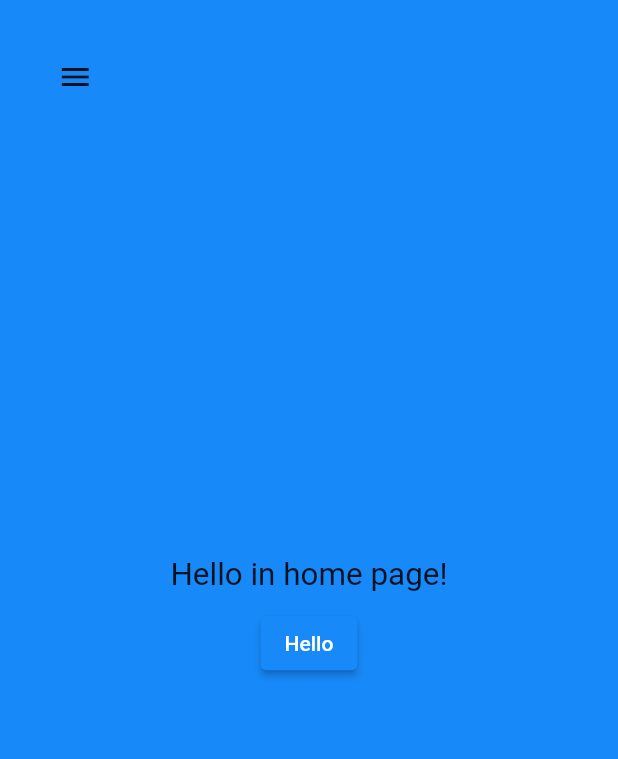
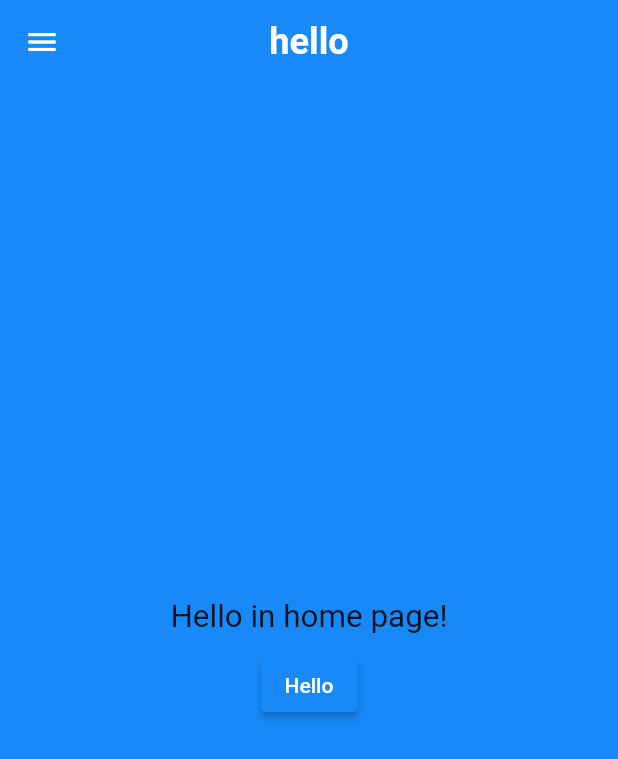
Before and after one commit to adam-podkowinski/easy_language, a Flutter app: the screen it shows after launch, after a tap on "Skip", after a tap on "Done", on a phone screen of 412 x 824 dp. Shown: the top 759 px of the screen. Run offline on Flutter 3.47's test engine with Material 2 defaults, Android fonts, the phone set to English and light mode, and no system bars; our stand-ins replace auto_size_text, bloc, dartz, equatable, flutter_bloc, flutter_screenutil and 5 more.

Commit message:
Home page changes

```diff
--- a/lib/core/presentation/pages/home_page.dart
+++ b/lib/core/presentation/pages/home_page.dart
@@ -7,8 +7,13 @@ class HomePage extends StatelessWidget {
 
   @override
   Widget build(BuildContext context) {
-    return SafeArea(
-      child: Scaffold(
+    return Scaffold(
+      appBar: AppBar(
+        backwardsCompatibility: false,
+        centerTitle: true,
+        elevation: 0,
+        title: const Text('hello'),
+      ),
       drawer: Drawer(
         child: Center(
           child: Text(
@@ -18,17 +23,7 @@ class HomePage extends StatelessWidget {
         ),
       ),
       body: Builder(
-          builder: (context) => Stack(
-            children: [
-              Positioned(
-                top: 25.h,
-                left: 25.w,
-                child: IconButton(
-                  icon: const Icon(Icons.menu),
-                  onPressed: () => Scaffold.of(context).openDrawer(),
-                ),
-              ),
-              Center(
+        builder: (context) => Center(
           child: Column(
             mainAxisSize: MainAxisSize.min,
             children: [
@@ -40,12 +35,10 @@ class HomePage extends StatelessWidget {
                 height: 8.h,
               ),
               ElevatedButton(
-                      onPressed: () => Navigator.of(context)
-                          .pushReplacementNamed('/introduction'),
+                onPressed: () {
+                  Navigator.of(context).pushReplacementNamed('/introduction');
+                },
                 child: const Text('Hello'),
-                    ),
-                  ],
-                ),
               ),
             ],
           ),
--- a/lib/features/login/presentation/pages/introduction_page.dart
+++ b/lib/features/login/presentation/pages/introduction_page.dart
@@ -16,8 +16,7 @@ class IntroductionPage extends StatelessWidget {
 
   @override
   Widget build(BuildContext context) {
-    return SafeArea(
-      child: Scaffold(
+    return Scaffold(
       body: IntroductionScreen(
         pages: _buildPages(context),
         onDone: () {
@@ -38,7 +37,6 @@ class IntroductionPage extends StatelessWidget {
         done: const Text('Done'),
         dotsDecorator: DotsDecorator(
           activeColor: Theme.of(context).primaryColor,
-          ),
         ),
       ),
     );
--- a/lib/features/settings/presentation/manager/settings_bloc.dart
+++ b/lib/features/settings/presentation/manager/settings_bloc.dart
@@ -21,9 +21,7 @@ class SettingsBloc extends Bloc<SettingsEvent, SettingsState> {
       : super(SettingsInitial());
 
   @override
-  Stream<SettingsState> mapEventToState(
-    SettingsEvent event,
-  ) async* {
+  Stream<SettingsState> mapEventToState(SettingsEvent event) async* {
     if (event is GetSettingsEvent) {
       final settings = await getSettings(NoParams());
       yield* settings.fold(
--- a/lib/main.dart
+++ b/lib/main.dart
@@ -17,6 +17,7 @@ Future<void> main() async {
   runApp(EasyLanguage());
 }
 
+// TODO: add loading screen
 class EasyLanguage extends StatelessWidget {
   @override
   Widget build(BuildContext context) {
@@ -31,17 +32,18 @@ class EasyLanguage extends StatelessWidget {
               settingsBloc.add(
                 const GetSettingsEvent(),
               );
-              return const Center(
-                child: CircularProgressIndicator(),
+              return Container(
+                color: Colors.blueAccent,
+                child: const Center(
+                  child: CircularProgressIndicator(color: Colors.white),
+                ),
               );
             } else if (state is SettingsInitialized) {
-              return Builder(
-                builder: (context) => _buildMaterialApp(
-                  context,
-                  state.settings.themeMode,
-                  state.settings.isStartup,
-                  failure: state.failure,
-                ),
+              return _buildMaterialApp(
+                context,
+                state.settings.themeMode,
+                state.settings.isStartup,
+                failure: state.failure,
               );
             }
             return _buildMaterialApp(context, null, true);
```
Lines whose indentation alone changed are shown as unchanged.
